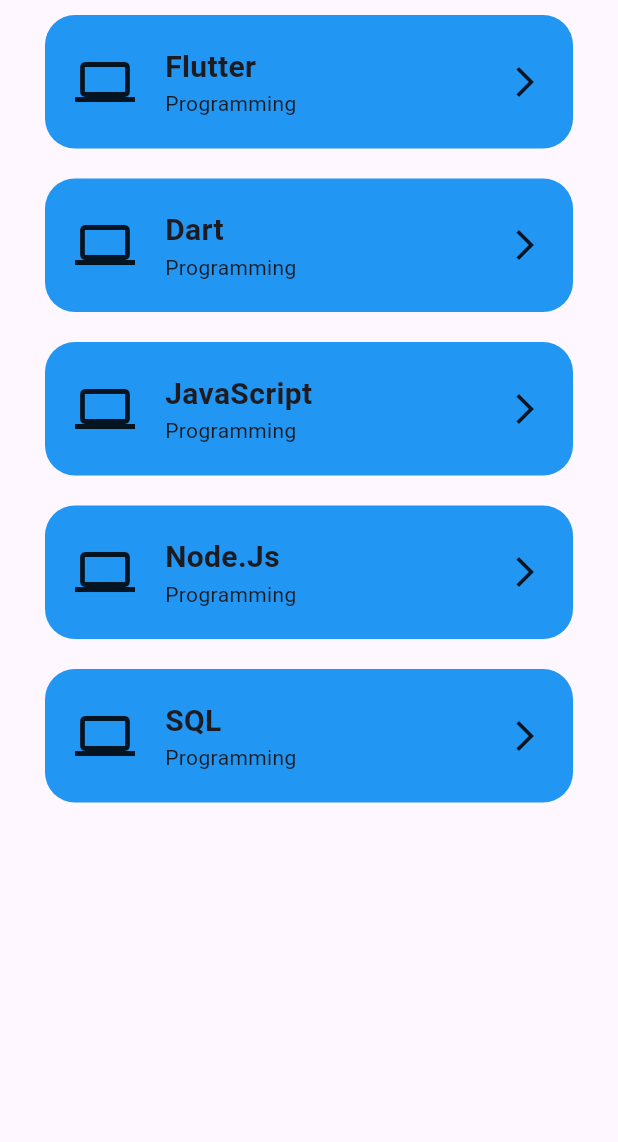
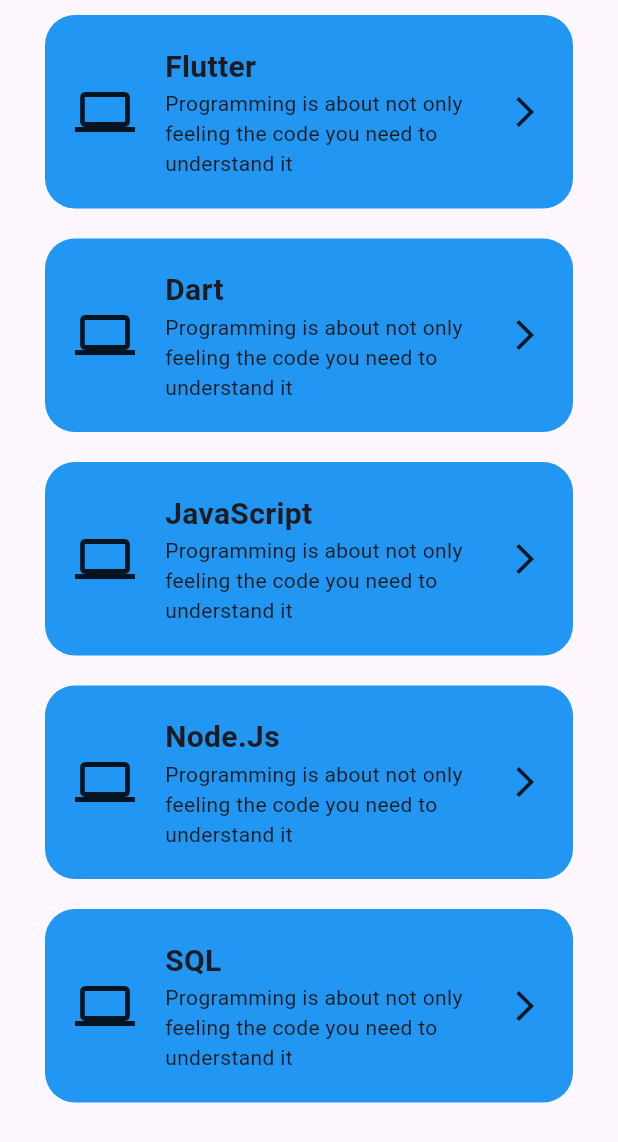
Before and after one commit to YOU-CANT-GUARD-ME/Flutter-Study, a Flutter app: the Profilepage screen opened directly, on a phone screen of 412 x 824 dp. Shown: the top 1142 px of the screen. Run offline on Flutter 3.47's test engine with Material 3 defaults, Android fonts, the phone set to English and light mode, and no system bars.

Commit message:
learned the difference between Expanded vs Flexible

```diff
--- a/lib/pages/profilepage.dart
+++ b/lib/pages/profilepage.dart
@@ -56,7 +56,7 @@
               size: 40,
             ),
             SizedBox(width: 20),
-            Expanded(
+            Flexible(
               child: Column(
                 crossAxisAlignment: CrossAxisAlignment.start,
                 children: [
@@ -68,7 +68,7 @@
                     ),
                   ),
                   Text(
-                    "Programming",
+                    "Programming is about not only feeling the code you need to understand it",
                     style: TextStyle(
                       fontSize: 14,
                     ),
```
